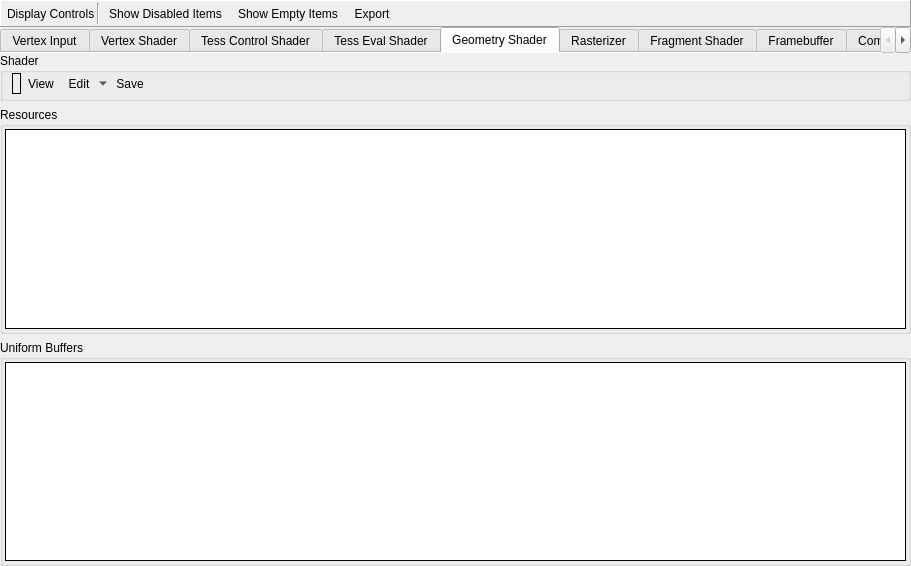
baldurk/renderdoc, file qrenderdoc/Windows/PipelineState/VulkanPipelineStateViewer.ui: the form before one commit.
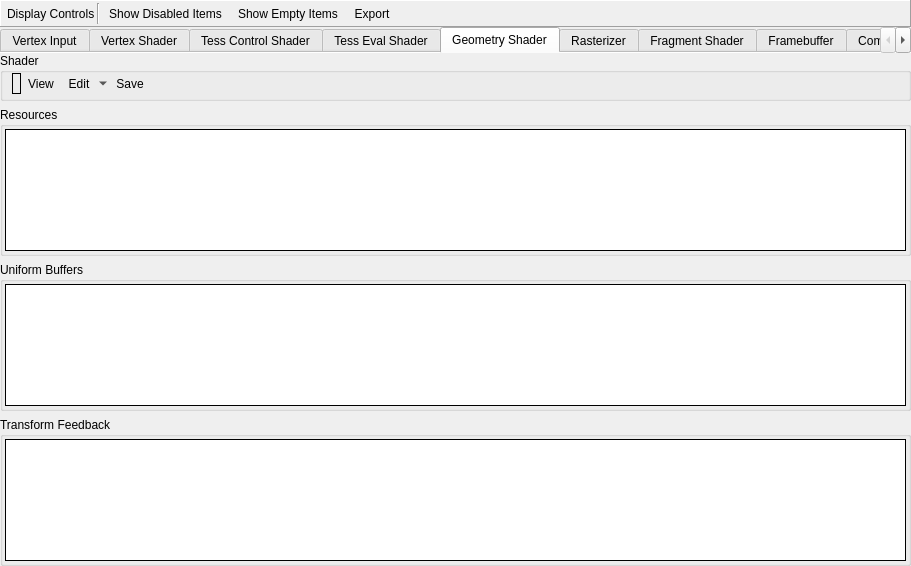
The form after the commit. The open tabs and pages were chosen to show the change. Icons and pictures are not drawn. Custom widgets are drawn as their Qt base class.

Commit message:
Implement VK_EXT_transform_feedback, and use it for mesh output
* For pipelines using tessellation or containing a geometry shader we use
  transform feedback to fetch the output of the vertex pipeline after these
  stages.

Diff of the .ui file:
```diff
--- a/qrenderdoc/Windows/PipelineState/VulkanPipelineStateViewer.ui
+++ b/qrenderdoc/Windows/PipelineState/VulkanPipelineStateViewer.ui
@@ -1585,6 +1585,61 @@
              </layout>
             </widget>
            </item>
+           <item>
+            <widget class="QGroupBox" name="xfbGroup">
+             <property name="sizePolicy">
+              <sizepolicy hsizetype="Preferred" vsizetype="Expanding">
+               <horstretch>0</horstretch>
+               <verstretch>1</verstretch>
+              </sizepolicy>
+             </property>
+             <property name="title">
+              <string>Transform Feedback</string>
+             </property>
+             <layout class="QHBoxLayout" name="horizontalLayout_26">
+              <property name="leftMargin">
+               <number>2</number>
+              </property>
+              <property name="topMargin">
+               <number>2</number>
+              </property>
+              <property name="rightMargin">
+               <number>2</number>
+              </property>
+              <property name="bottomMargin">
+               <number>2</number>
+              </property>
+              <item>
+               <widget class="RDTreeWidget" name="xfbBuffers">
+                <property name="frameShape">
+                 <enum>QFrame::Box</enum>
+                </property>
+                <property name="frameShadow">
+                 <enum>QFrame::Plain</enum>
+                </property>
+                <property name="editTriggers">
+                 <set>QAbstractItemView::NoEditTriggers</set>
+                </property>
+                <property name="showDropIndicator" stdset="0">
+                 <bool>false</bool>
+                </property>
+                <property name="indentation">
+                 <number>0</number>
+                </property>
+                <property name="rootIsDecorated">
+                 <bool>false</bool>
+                </property>
+                <property name="allColumnsShowFocus">
+                 <bool>true</bool>
+                </property>
+                <attribute name="headerStretchLastSection">
+                 <bool>false</bool>
+                </attribute>
+               </widget>
+              </item>
+             </layout>
+            </widget>
+           </item>
            <item>
             <spacer name="verticalSpacer_4">
              <property name="orientation">
```
Left out of the diff: 2 changed lines with no effect on the pictures. The commit also changes 28 other files.
